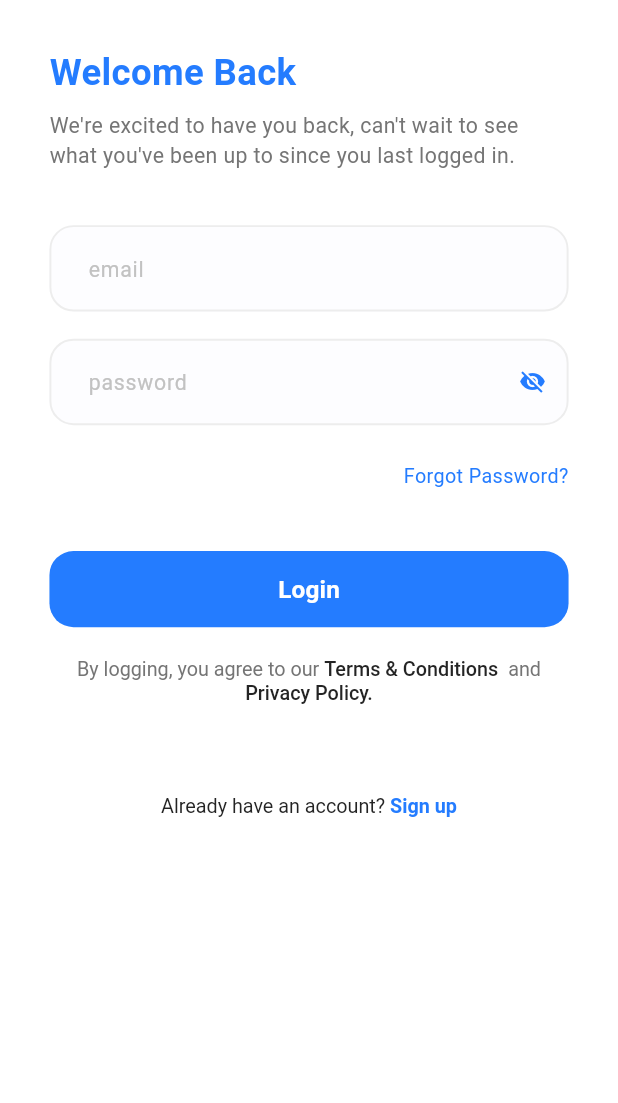
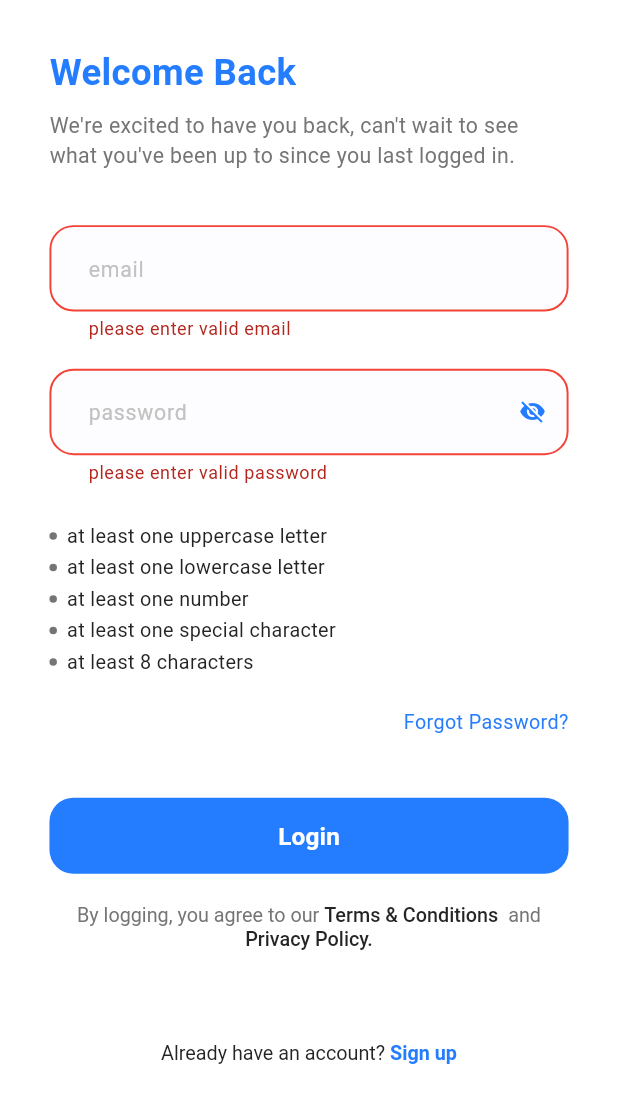
Before and after one commit to Alikotb/vezeetoo, a Flutter app: the LoginScreen screen opened by its route, after a tap on "Login", on a phone screen of 412 x 824 dp. Shown: the top 1103 px of the screen. Run offline on Flutter 3.47's test engine with Material 3 defaults, Android fonts, the phone set to English and light mode, and no system bars; our stand-ins replace dio, flutter_bloc, flutter_screenutil, flutter_svg, freezed_annotation, get_it and 2 more; generated files the repository leaves out were written again.

Commit message:
feat: Implement Login API Integration and State Management
This commit introduces the necessary networking components, data models, and state management for the login feature.

Key changes include:

-   **Networking Layer (`core/networking`):**
    -   `DioFactory`: Implemented a singleton factory for creating and configuring `Dio` instances with timeout and logging interceptors.
    -   `ApiService`: Defined a Retrofit-based API service with a `login` endpoint.
    -   `ApiConstant`: Added base URL and login endpoint constants.
    -   `ApiResult`: Created a Freezed class to represent API call results (success or failure).
    -   `ApiErrorHandler`: Implemented an error handler to process `DioException` and map them to custom `ApiErrorModel`.
    -   `ApiErrorModel`: Defined a model for API error responses.
-   **Login Feature (`features/login`):**
    -   **Data Models:**
        -   `LoginRequestBody`: Model for the login request payload (email, password).
        -   `LoginResponse`: Model for the login API response, including user data and token.
    -   **Repository (`LoginRepo`):**
        -   Created a repository to handle the login API call, returning an `ApiResult`.
    -   **State Management (`LoginCubit` & `LoginState`):**
        -   `LoginState`: Defined Freezed states for login (initial, loading, success, error).
        -   `LoginCubit`: Implemented a Cubit to manage login state, interact with `LoginRepo`, and emit appropriate states based on API response.
-   **Dependency Injection (`core/di`):**
    -   `setUpGetIt()`: Configured `GetIt` for dependency injection of `Dio`, `ApiService`, `LoginRepo`, and `LoginCubit`.
    -   Updated `main.dart` to initialize `GetIt`.
-   **Routing (`core/routing/app_router.dart`):**
    -   Modified the login route in `AppRouter` to use `BlocProvider` to provide `LoginCubit` to the `LoginScreen`.
    -   Changed `CupertinoPageRoute` to `MaterialPageRoute` for route transitions.
-   **Dependencies:**
    -   Added `build_runner` to `pubspec.yaml` as a direct main dependency for code generation.
    -   Updated `pubspec.lock`.

```diff
--- a/lib/core/routing/app_router.dart
+++ b/lib/core/routing/app_router.dart
@@ -2,6 +2,7 @@ import 'package:flutter/material.dart';
 import 'package:flutter_bloc/flutter_bloc.dart';
 import 'package:vezeeto/core/di/depenedency_injection.dart';
 import 'package:vezeeto/core/routing/routes.dart';
+import 'package:vezeeto/features/home/ui/HomeScreen.dart';
 import 'package:vezeeto/features/login/logic/login_cubit.dart';
 
 import '../../features/login/loginScreen.dart';
@@ -22,7 +23,10 @@ class AppRouter {
                 child: const LoginScreen(),
               ),
         );
-      // Add more routes here as needed
+      case Routes.home:
+        return MaterialPageRoute(builder: (_) => const HomeScreen());
+
+    // Add more routes here as needed
       default:
         return MaterialPageRoute(
           builder:
--- a/lib/core/routing/routes.dart
+++ b/lib/core/routing/routes.dart
@@ -1,8 +1,5 @@
-
-class Routes{
+class Routes {
   static const String onBoarding = '/onBoardingScreen';
-  // static const String splash = '/splashScreen';
   static const String login = '/loginScreen';
-  // static const String home = '/homeScreen';
-
+  static const String home = '/homeScreen';
 }
--- a/lib/core/widgets/app_text_form_filed.dart
+++ b/lib/core/widgets/app_text_form_filed.dart
@@ -13,39 +13,75 @@ class AppTextFormField extends StatelessWidget {
   final TextStyle? inputTextStyle;
   final Widget? suffixIcon;
   final bool? obscureText;
+  final TextEditingController? controller;
+  final Function(String?) validator;
 
+  const AppTextFormField({
+    super.key,
+    this.contentPadding,
+    required this.hintText,
+    this.focusedBorder,
+    this.enabledBorder,
+    this.hintStyle,
+    this.inputTextStyle,
+    this.suffixIcon,
+    this.obscureText,
 
-  const AppTextFormField({super.key, this.contentPadding, required this.hintText, this.focusedBorder, this.enabledBorder, this.hintStyle, this.inputTextStyle, this.suffixIcon, this.obscureText, this.backgroundColor});
+    this.backgroundColor,  this.controller, required this.validator,
+  });
 
   @override
   Widget build(BuildContext context) {
     return TextFormField(
-      decoration:InputDecoration(
+      controller: controller,
+      decoration: InputDecoration(
         isDense: true,
-        contentPadding: contentPadding??EdgeInsets.symmetric(horizontal: 20.w,vertical: 18.h),
-        focusedBorder: focusedBorder??OutlineInputBorder(
+        contentPadding:
+            contentPadding ??
+            EdgeInsets.symmetric(horizontal: 20.w, vertical: 18.h),
+        focusedBorder:
+            focusedBorder ??
+            OutlineInputBorder(
+              borderRadius: BorderRadius.circular(16),
+              borderSide: const BorderSide(
+                color: ColorsManager.mainBlue,
+                width: 1.3,
+              ),
+            ),
+        enabledBorder:
+            enabledBorder ??
+            OutlineInputBorder(
+              borderRadius: BorderRadius.circular(16),
+              borderSide: const BorderSide(
+                color: ColorsManager.lighterGray,
+                width: 1.3,
+              ),
+            ),
+        errorBorder: OutlineInputBorder(
           borderRadius: BorderRadius.circular(16),
           borderSide: const BorderSide(
-            color: ColorsManager.mainBlue,
+            color: Colors.red,
             width: 1.3,
           ),
         ),
-        enabledBorder:enabledBorder??OutlineInputBorder(
+        focusedErrorBorder: OutlineInputBorder(
           borderRadius: BorderRadius.circular(16),
           borderSide: const BorderSide(
-            color: ColorsManager.lighterGray,
+            color: Colors.red,
             width: 1.3,
           ),
-        ) ,
-        hintStyle: hintStyle??TextStyles.font14LightGrayRegular,
+        ),
+        hintStyle: hintStyle ?? TextStyles.font14LightGrayRegular,
         hintText: hintText,
         suffixIcon: suffixIcon,
-        fillColor: backgroundColor??ColorsManager.moreLightGray,
+        fillColor: backgroundColor ?? ColorsManager.moreLightGray,
         filled: true,
-      ) ,
-      obscureText: obscureText?? false,
-      style: inputTextStyle??TextStyles.font14DarkBlueMedium,
-
+      ),
+      obscureText: obscureText ?? false,
+      style: inputTextStyle ?? TextStyles.font14DarkBlueMedium,
+      validator: (value) {
+        return validator(value);
+      },
     );
   }
 }
--- /dev/null
+++ b/lib/features/home/ui/HomeScreen.dart
@@ -0,0 +1,21 @@
+
+import 'package:flutter/cupertino.dart';
+import 'package:flutter/material.dart';
+
+class HomeScreen extends StatelessWidget {
+  const HomeScreen({super.key});
+
+  @override
+  Widget build(BuildContext context) {
+    return Scaffold(
+      appBar: AppBar(
+        title: const Text('Home Screen'),
+      ),
+      body: Center(
+        child: Text(
+          'Welcome to the Home Screen!',
+        ),
+      ),
+    );
+  }
+}
--- a/lib/features/login/logic/login_cubit.dart
+++ b/lib/features/login/logic/login_cubit.dart
@@ -1,3 +1,4 @@
+import 'package:flutter/cupertino.dart';
 import 'package:flutter_bloc/flutter_bloc.dart';
 import 'package:vezeeto/features/login/data/model/login_request_body.dart';
 import 'package:vezeeto/features/login/data/repo/login_repo.dart';
@@ -8,6 +9,10 @@ class LoginCubit extends Cubit<LoginState> {
   final LoginRepo _loginRepo;
 
   LoginCubit(this._loginRepo) : super(const LoginState.initial());
+
+  TextEditingController emailController = TextEditingController();
+  TextEditingController passwordController = TextEditingController();
+  final formKey = GlobalKey<FormState>();
 
   void emmitDoLoginState(LoginRequestBody loginRequestBody) async {
     emit(const LoginState.loading());
--- a/lib/features/login/loginScreen.dart
+++ b/lib/features/login/loginScreen.dart
@@ -1,24 +1,18 @@
-
 import 'package:flutter/material.dart';
+import 'package:flutter_bloc/flutter_bloc.dart';
 import 'package:flutter_screenutil/flutter_screenutil.dart';
 import 'package:vezeeto/core/theme/Style.dart';
-import 'package:vezeeto/core/widgets/app_text_form_filed.dart';
 import 'package:vezeeto/features/login/widgets/Already_Have_An_Account_Text.dart';
 import 'package:vezeeto/features/login/widgets/Terms_And_Conditions_Text.dart';
+import 'package:vezeeto/features/login/widgets/email_and_password.dart';
+import 'package:vezeeto/features/login/widgets/login_bloc_listener.dart';
 
-import '../../core/theme/AppColors.dart';
 import '../../core/widgets/App_Text_Btn.dart';
+import 'data/model/login_request_body.dart';
+import 'logic/login_cubit.dart';
 
-class LoginScreen extends StatefulWidget {
+class LoginScreen extends StatelessWidget {
   const LoginScreen({super.key});
-
-  @override
-  State<LoginScreen> createState() => _LoginScreenState();
-}
-
-class _LoginScreenState extends State<LoginScreen> {
-  final formKey = GlobalKey<FormState>();
-  bool isPasswordVisible = true;
 
   @override
   Widget build(BuildContext context) {
@@ -37,40 +31,22 @@ class _LoginScreenState extends State<LoginScreen> {
                   style: TextStyles.font14GrayRegular,
                 ),
                 SizedBox(height: 36.h),
-                Form(
-                  key: formKey,
-                  child: Column(
+                Column(
                   children: [
-                      AppTextFormField(hintText: "email"),
-                      SizedBox(height: 18.h),
-                      AppTextFormField(
-                        hintText: "password",
-                        obscureText: isPasswordVisible,
-                        suffixIcon: GestureDetector(
-                          onTap: () {
-                            setState(() {
-                              isPasswordVisible = !isPasswordVisible;
-                            });
-                          },
-                          child: Icon(
-                            isPasswordVisible
-                                ? Icons.visibility_off
-                                : Icons.visibility,
-                            color: ColorsManager.mainBlue,
-                          ),
-                        ),
-                      ),
-                      SizedBox(height: 24.h),
+                    const EmailAndPassword(),
+                    SizedBox(height: 21.h),
                     Align(
                       alignment: AlignmentDirectional.centerEnd,
                       child: Text(
                         "Forgot Password?",
                         style: TextStyles.font13BlueRegular,
-                        )
+                      ),
                     ),
                     SizedBox(height: 40.h),
                     AppTextBtn(
-                        onPressed: (){},
+                      onPressed: () {
+                        validateThenLogin(context);
+                      },
                       btnText: "Login",
                       textStyle: TextStyles.font16WhiteSemiBold,
                     ),
@@ -78,9 +54,8 @@ class _LoginScreenState extends State<LoginScreen> {
                     const TermsAndConditionsText(),
                     SizedBox(height: 60.h),
                     const AlreadyHaveAnAccountText(),
-
+                    const LoginBlocListener(),
                   ],
-                  ),
                 ),
               ],
             ),
@@ -89,4 +64,15 @@ class _LoginScreenState extends State<LoginScreen> {
       ),
     );
   }
+
+  void validateThenLogin(BuildContext context) {
+    if(context.read<LoginCubit>().formKey.currentState!.validate()){
+      context.read<LoginCubit>().emmitDoLoginState(
+        LoginRequestBody(
+          email:  context.read<LoginCubit>().emailController.text,
+          password:  context.read<LoginCubit>().passwordController.text,
+        )
+      );
     }
+  }
+}
--- /dev/null
+++ b/lib/features/login/widgets/Password_validation.dart
@@ -0,0 +1,50 @@
+import 'package:flutter/cupertino.dart';
+import 'package:flutter/material.dart';
+import 'package:flutter_screenutil/flutter_screenutil.dart';
+import 'package:vezeeto/core/theme/Style.dart';
+
+import '../../../core/theme/AppColors.dart';
+
+class PasswordValidation extends StatelessWidget {
+  final bool hasUpperCase;
+  final bool hasLowerCase;
+  final bool hasNumber;
+  final bool hasSpecialCharacter;
+  final bool hasMinLength;
+  const PasswordValidation({super.key, required this.hasUpperCase, required this.hasLowerCase, required this.hasNumber, required this.hasSpecialCharacter, required this.hasMinLength});
+
+  @override
+  Widget build(BuildContext context) {
+    return Column(
+      children: [
+        buildValidationRow("at least one uppercase letter", hasUpperCase),
+        SizedBox(height: 2.h,),
+        buildValidationRow("at least one lowercase letter", hasLowerCase),
+        SizedBox(height: 2.h,),
+        buildValidationRow("at least one number", hasNumber),
+        SizedBox(height: 2.h,),
+        buildValidationRow("at least one special character", hasSpecialCharacter),
+        SizedBox(height: 2.h,),
+        buildValidationRow("at least 8 characters", hasMinLength),
+      ],
+    );
+  }
+
+  Widget buildValidationRow(String text, bool hasValidator) {
+   return Row(
+      children: [
+        const CircleAvatar(
+          radius: 2.5,
+          backgroundColor:ColorsManager.gray,
+        ),
+        SizedBox(width: 6.w,),
+        Text(text,style: TextStyles.font13DarkBlueRegular.copyWith(
+          decoration: hasValidator?TextDecoration.lineThrough:null,
+          decorationColor: Colors.green,
+          decorationThickness: 2,
+          color: hasValidator?ColorsManager.gray:ColorsManager.darkBlue,
+        ),)
+      ],
+    );
+  }
+}
--- /dev/null
+++ b/lib/features/login/widgets/email_and_password.dart
@@ -0,0 +1,105 @@
+import 'package:flutter/material.dart';
+import 'package:flutter_bloc/flutter_bloc.dart';
+import 'package:flutter_screenutil/flutter_screenutil.dart';
+
+import '../../../core/theme/AppColors.dart';
+import '../../../core/widgets/app_text_form_filed.dart';
+import '../logic/login_cubit.dart';
+import 'Password_validation.dart';
+
+class EmailAndPassword extends StatefulWidget {
+  const EmailAndPassword({super.key});
+
+  @override
+  State<EmailAndPassword> createState() => _EmailAndPasswordState();
+}
+
+class _EmailAndPasswordState extends State<EmailAndPassword> {
+  bool isPasswordVisible = true;
+  late TextEditingController passwordController;
+  bool hasLowerCase = false;
+  bool hasUpperCase = false;
+  bool hasNumber = false;
+  bool hasSpecialCharacter = false;
+  bool hasMinLength = false;
+
+  @override
+  void initState() {
+    super.initState();
+    passwordController = context.read<LoginCubit>().passwordController;
+    setUpPasswordControllerListener();
+  }
+  void setUpPasswordControllerListener() {
+    passwordController.addListener(() {
+      final password = passwordController.text;
+      setState(() {
+        hasLowerCase = password.contains(RegExp(r'[a-z]'));
+        hasUpperCase = password.contains(RegExp(r'[A-Z]'));
+        hasNumber = password.contains(RegExp(r'[0-9]'));
+        hasSpecialCharacter = password.contains(RegExp(r'[!@#$%^&*(),.?":{}|<>]'));
+        hasMinLength = password.length >= 8;
+      });
+    });
+  }
+
+  @override
+  Widget build(BuildContext context) {
+    return Form(
+      key: context.read<LoginCubit>().formKey,
+      child: Column(
+        children: [
+          AppTextFormField(
+            validator: (value) {
+              if (value == null || value.isEmpty) {
+                return "please enter valid email";
+              }
+              if (!RegExp(r'^[a-zA-Z0-9._%+-]+@[a-zA-Z0-9.-]+\.[a-zA-Z]{2,}$')
+                  .hasMatch(value)) {
+                return "please enter a valid email address";
+              }
+              return null;
+            },
+            controller: context.read<LoginCubit>().emailController,
+            hintText: "email",
+          ),
+          SizedBox(height: 18.h),
+          AppTextFormField(
+            hintText: "password",
+            controller: context.read<LoginCubit>().passwordController,
+
+            obscureText: isPasswordVisible,
+            suffixIcon: GestureDetector(
+              onTap: () {
+                setState(() {
+                  isPasswordVisible = !isPasswordVisible;
+                });
+              },
+              child: Icon(
+                isPasswordVisible ? Icons.visibility_off : Icons.visibility,
+                color: ColorsManager.mainBlue,
+              ),
+            ),
+            validator: (value) {
+              if (value == null || value.isEmpty) {
+                return "please enter valid password";
+              }
+            },
+          ),
+          SizedBox(height: 24.h),
+          PasswordValidation(
+            hasLowerCase: hasLowerCase,
+            hasUpperCase: hasUpperCase,
+            hasNumber: hasNumber,
+            hasSpecialCharacter: hasSpecialCharacter,
+            hasMinLength: hasMinLength,
+          )
+        ],
+      ),
+    );
+  }
+  dispose() {
+    passwordController.removeListener(setUpPasswordControllerListener);
+    super.dispose();
+  }
+
+}
--- /dev/null
+++ b/lib/features/login/widgets/login_bloc_listener.dart
@@ -0,0 +1,59 @@
+import 'package:flutter/material.dart';
+import 'package:flutter_bloc/flutter_bloc.dart';
+import 'package:vezeeto/core/routing/routes.dart';
+import 'package:vezeeto/core/utils/extentions/extentions.dart';
+
+import '../../../core/theme/Style.dart';
+import '../logic/login_cubit.dart';
+import '../logic/login_state.dart';
+
+class LoginBlocListener extends StatelessWidget {
+  const LoginBlocListener({super.key});
+
+  @override
+  Widget build(BuildContext context) {
+    return BlocListener<LoginCubit, LoginState>(
+      listenWhen:
+          (previous, current) =>
+              current is Loading || current is Success || current is Error,
+      listener: (context, state) {
+        state.whenOrNull(
+          loading: () {
+            showDialog(
+              context: context,
+              barrierDismissible: false,
+              builder:
+                  (context) => const Center(child: CircularProgressIndicator()),
+            );
+          },
+          success: (data) {
+            context.pop();
+            context.pushNamed(Routes.home, arguments: data);
+          },
+          error: (text) {
+            context.pop();
+            showDialog(
+              context: context,
+              barrierDismissible: false,
+              builder:
+                  (context) =>  AlertDialog(
+                    icon: Icon(Icons.error, color: Colors.red, size: 32),
+                    content: Text(text, style: TextStyles.font14DarkBlueMedium),
+                    actions: [
+                      TextButton(
+                        onPressed: () => context.pop(),
+                        child:  Text(
+                          "OK",
+                          style: TextStyles.font14DarkBlueMedium,
+                        ),
+                      ),
+                    ],
+                  ),
+            );
+          },
+        );
+      },
+      child: const SizedBox.shrink(),
+    );
+  }
+}
```
Also changed, not shown: lib/core/networking/Api_Error_Handeler.dart (+32 -15 lines), lib/core/networking/dio_factory.dart (+5 -13 lines). Lines whose indentation alone changed are shown as unchanged.
